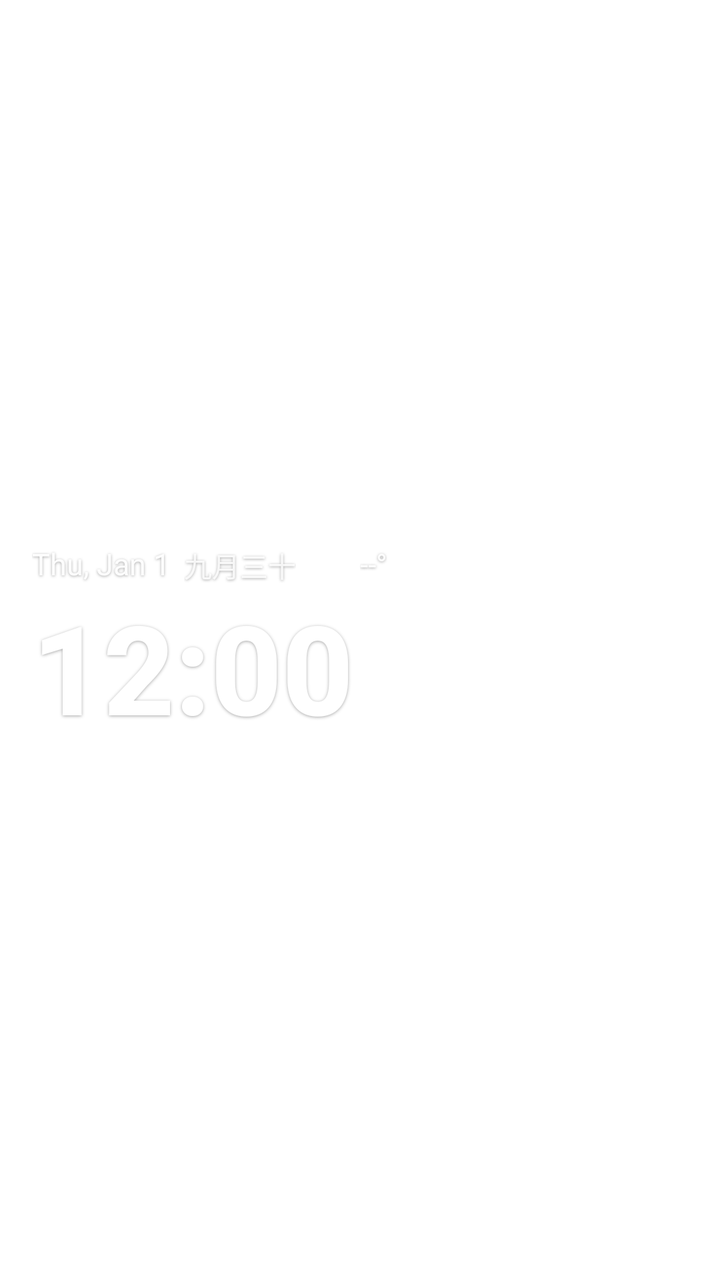
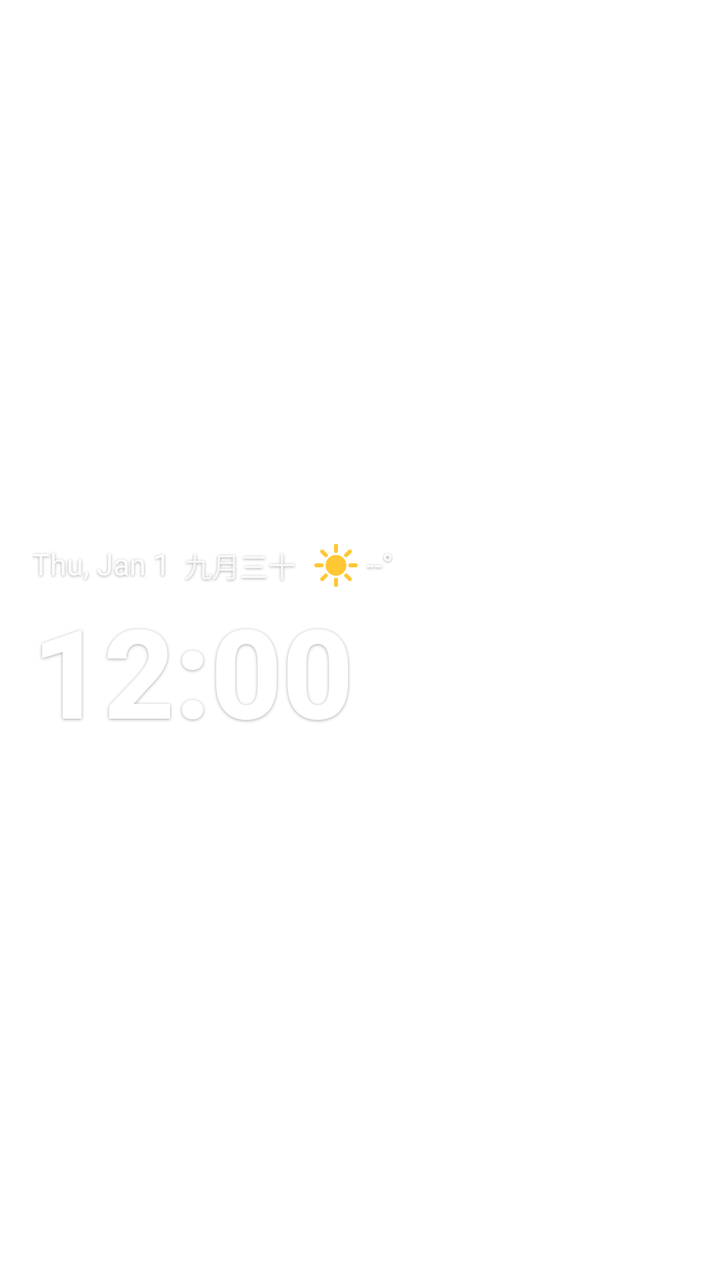

Before-and-after screenshots of an Android layout around one commit, followed by the original layout XML and the change that was made.
<!-- AndroidManifest.xml: fallback theme Theme.MaterialComponents.DayNight.NoActionBar -->
<!-- res/layout/ww_white_bold.xml -->
<?xml version="1.0" encoding="utf-8"?>
<LinearLayout xmlns:android="http://schemas.android.com/apk/res/android"
    android:id="@+id/ww_root"
    android:layout_width="match_parent"
    android:layout_height="match_parent"
    android:orientation="vertical"
    android:gravity="center_vertical|start"
    android:paddingStart="16dp"
    android:paddingEnd="16dp">

    <LinearLayout
        android:id="@+id/ww_date_touch"
        android:layout_width="match_parent"
        android:layout_height="wrap_content"
        android:orientation="horizontal"
        android:gravity="center_vertical"
        android:paddingTop="7dp"
        android:paddingBottom="3dp">

        <TextClock
            android:id="@+id/ww_date"
            android:layout_width="wrap_content"
            android:layout_height="wrap_content"
            android:fontFamily="sans-serif"
            android:format24Hour="@string/date_format_compact"
            android:format12Hour="@string/date_format_compact"
            android:includeFontPadding="false"
            android:shadowColor="#59000000"
            android:shadowDx="0"
            android:shadowDy="1"
            android:shadowRadius="3"
            android:textColor="#F2FFFFFF"
            android:textSize="15sp" />

        <TextView
            android:id="@+id/ww_lunar"
            android:layout_width="wrap_content"
            android:layout_height="wrap_content"
            android:layout_marginStart="7dp"
            android:fontFamily="sans-serif"
            android:includeFontPadding="false"
            android:shadowColor="#59000000"
            android:shadowDx="0"
            android:shadowDy="1"
            android:shadowRadius="3"
            android:textColor="#D9FFFFFF"
            android:textSize="14sp"
            android:text="九月三十" />

        <LinearLayout
            android:id="@+id/ww_weather_touch"
            android:layout_width="wrap_content"
            android:layout_height="wrap_content"
            android:layout_marginStart="8dp"
            android:orientation="horizontal"
            android:gravity="center_vertical"
            android:paddingTop="4dp"
            android:paddingBottom="4dp">

            <ImageView
                android:id="@+id/ww_icon"
                android:layout_width="21dp"
                android:layout_height="21dp"
                android:scaleType="fitCenter"
                android:src="@drawable/ic_wx_clear" />

            <TextView
                android:id="@+id/ww_temp"
                android:layout_width="wrap_content"
                android:layout_height="wrap_content"
                android:layout_marginStart="3dp"
                android:fontFamily="sans-serif"
                android:includeFontPadding="false"
                android:shadowColor="#59000000"
                android:shadowDx="0"
                android:shadowDy="1"
                android:shadowRadius="3"
                android:textColor="#F2FFFFFF"
                android:textSize="15sp"
                android:text="--°" />
        </LinearLayout>

        <TextView
            android:id="@+id/ww_city"
            android:layout_width="wrap_content"
            android:layout_height="wrap_content"
            android:layout_marginStart="8dp"
            android:ellipsize="end"
            android:fontFamily="sans-serif"
            android:includeFontPadding="false"
            android:maxLines="1"
            android:shadowColor="#59000000"
            android:shadowDx="0"
            android:shadowDy="1"
            android:shadowRadius="3"
            android:textColor="#B3FFFFFF"
            android:textSize="13sp"
            android:visibility="gone" />
    </LinearLayout>

    <FrameLayout
        android:id="@+id/ww_time_touch"
        android:layout_width="match_parent"
        android:layout_height="wrap_content"
        android:paddingTop="0dp"
        android:paddingBottom="6dp">

        <TextClock
            android:id="@+id/ww_time"
            android:layout_width="wrap_content"
            android:layout_height="wrap_content"
            android:fontFamily="sans-serif-medium"
            android:textStyle="bold"
            android:format24Hour="HH:mm"
            android:format12Hour="h:mm"
            android:includeFontPadding="false"
            android:shadowColor="#59000000"
            android:shadowDx="0"
            android:shadowDy="1"
            android:shadowRadius="4"
            android:textColor="#FFFFFFFF"
            android:textSize="62sp" />
    </FrameLayout>

</LinearLayout>
<!-- resources referenced by this layout -->
<resources>
  <!-- drawable ic_wx_clear: vector/xml drawable (drawable, 2462 chars, omitted) -->
  <string name="date_format_compact">EEE, MMM d</string>
</resources>

<!-- the commit's change to res/layout/ww_white_bold.xml (unified diff, before → after) -->
@@ -59,10 +59,10 @@
 
             <ImageView
                 android:id="@+id/ww_icon"
-                android:layout_width="21dp"
-                android:layout_height="21dp"
+                android:layout_width="24dp"
+                android:layout_height="24dp"
                 android:scaleType="fitCenter"
-                android:src="@drawable/ic_wx_clear" />
+                android:src="@drawable/ic_wx_sunny" />
 
             <TextView
                 android:id="@+id/ww_temp"
<!-- resource entries referenced after the edit -->
@@ -1,6 +1,15 @@
 <!-- resources referenced by this layout -->
 <resources>
-  <!-- drawable ic_wx_clear: vector/xml drawable (drawable, 2462 chars, omitted) -->
+  <!-- drawable ic_wx_sunny (drawable) -->
+  <?xml version="1.0" encoding="utf-8"?>
+  <vector xmlns:android="http://schemas.android.com/apk/res/android"
+      android:width="24dp"
+      android:height="24dp"
+      android:viewportWidth="24"
+      android:viewportHeight="24">
+      <path android:pathData="M12,6.8a5.2,5.2 0 1,0 0,10.4a5.2,5.2 0 1,0 0,-10.4z" android:fillColor="#FFC733" />
+      <path android:pathData="M12,4.8L12,2.2M12,19.2L12,21.8M4.8,12L2.2,12M19.2,12L21.8,12M6.9,6.9L5.1,5.1M17.1,17.1L18.9,18.9M18.9,5.1L17.1,6.9M5.1,18.9L6.9,17.1" android:fillColor="#00000000" android:strokeColor="#FFC733" android:strokeWidth="2.0" android:strokeLineCap="round" />
+  </vector>
   <string name="date_format_compact">EEE, MMM d</string>
 </resources>
 
